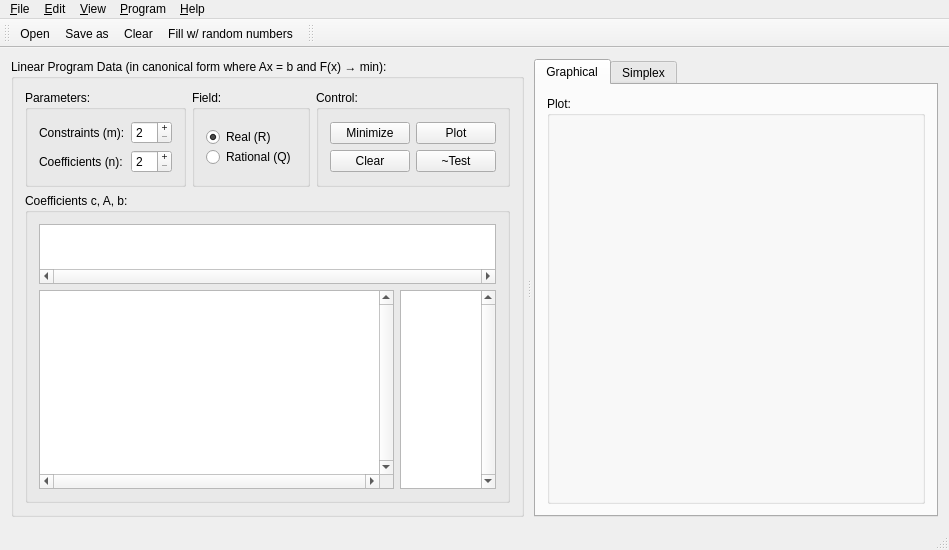
0x414c/linear-optimization-demo, file forms/mainwindow.ui: the form before one commit.
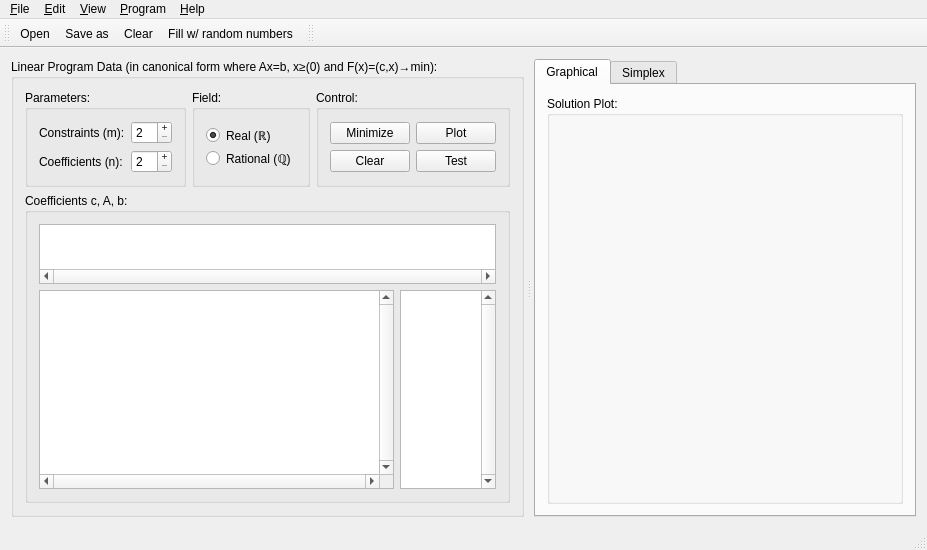
The form after the commit. Icons and pictures are not drawn. Custom widgets are drawn as their Qt base class.

What changed in the file:
```diff
--- a/forms/mainwindow.ui
+++ b/forms/mainwindow.ui
@@ -33,7 +33,7 @@
         </sizepolicy>
        </property>
        <property name="title">
-        <string>Linear Program Data (in canonical form where Ax = b and F(x) → min):</string>
+        <string>Linear Program Data (in canonical form where Ax=b, x≥(0) and F(x)=(c,x)→min):</string>
        </property>
        <layout class="QGridLayout" name="gridLayout_11">
         <item row="0" column="0">
@@ -316,7 +316,7 @@
                     </sizepolicy>
                    </property>
                    <property name="text">
-                    <string>Rational (Q)</string>
+                    <string>Rational (ℚ)</string>
                    </property>
                   </widget>
                  </item>
@@ -329,7 +329,7 @@
                     </sizepolicy>
                    </property>
                    <property name="text">
-                    <string>Real (R)</string>
+                    <string>Real (ℝ)</string>
                    </property>
                    <property name="checked">
                     <bool>true</bool>
@@ -418,7 +418,7 @@
                     </sizepolicy>
                    </property>
                    <property name="text">
-                    <string>~Test</string>
+                    <string>Test</string>
                    </property>
                    <property name="icon">
                     <iconset>
@@ -464,9 +464,21 @@
             </sizepolicy>
            </property>
            <property name="title">
-            <string>Plot:</string>
+            <string>Solution Plot:</string>
            </property>
            <layout class="QGridLayout" name="gridLayout_9">
+            <property name="leftMargin">
+             <number>0</number>
+            </property>
+            <property name="topMargin">
+             <number>0</number>
+            </property>
+            <property name="rightMargin">
+             <number>0</number>
+            </property>
+            <property name="bottomMargin">
+             <number>0</number>
+            </property>
             <item row="0" column="0">
              <layout class="QGridLayout" name="gridLayout_8" rowstretch="0" columnstretch="0">
               <item row="0" column="0">
```
